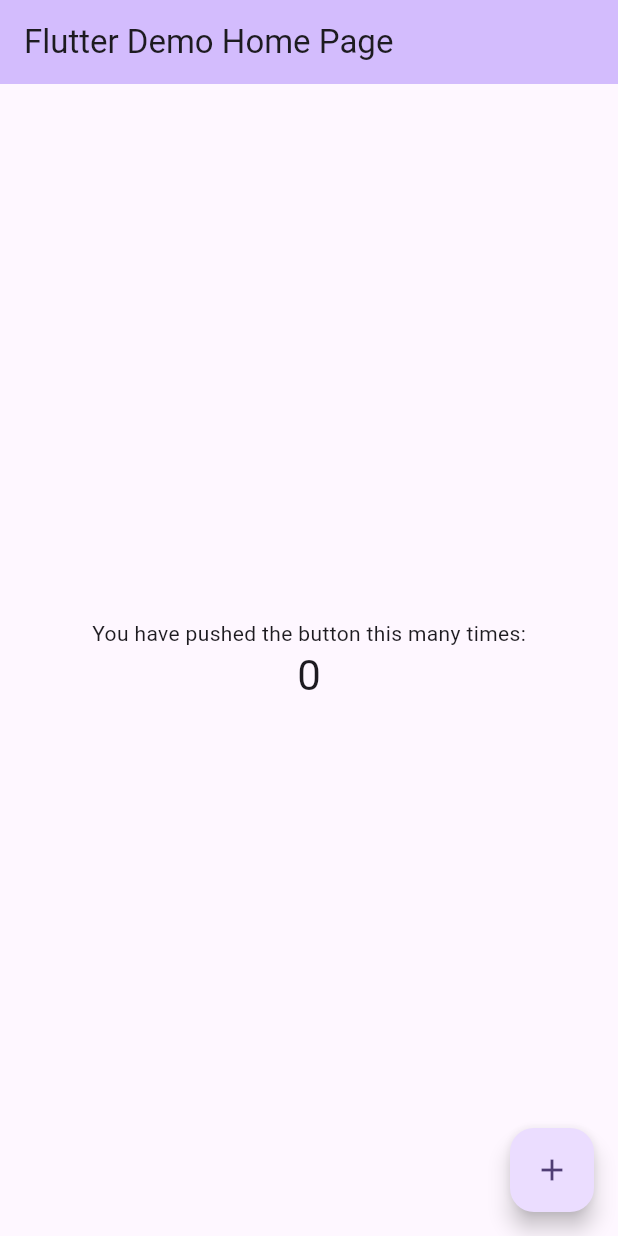
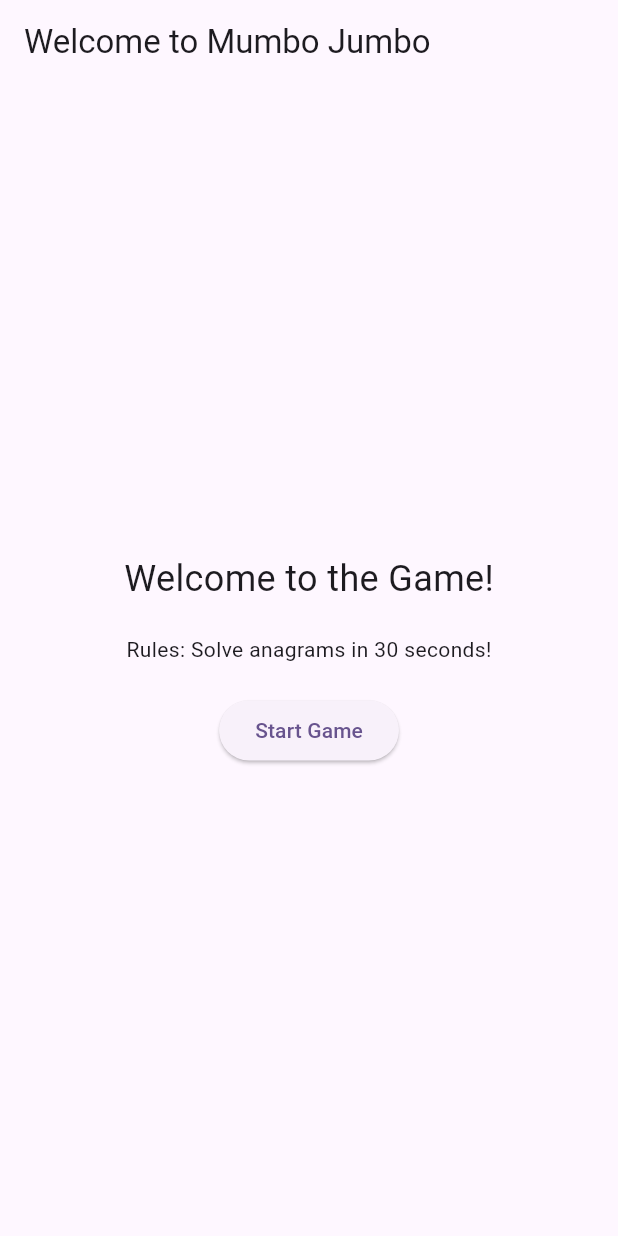
Before and after one commit to shetty456/mumbojumbo, a Flutter app: the screen it shows after launch, on a phone screen of 412 x 824 dp. Run offline on Flutter 3.47's test engine with Material 3 defaults, Android fonts, the phone set to English and light mode, and no system bars; our stand-ins replace go_router.

Commit message:
add dummy setup

```diff
--- a/lib/common/router.dart
+++ b/lib/common/router.dart
@@ -1,6 +1,25 @@
 import 'package:go_router/go_router.dart';
+import 'package:mumbojumbo/screens/gamezone_screen.dart';
+import 'package:mumbojumbo/screens/leaderboard_screen.dart';
+import 'package:mumbojumbo/screens/onboarding_screen.dart';
 
-final appRouter = GoRouter(initialLocation: '/', routes: []);
+final appRouter = GoRouter(
+  initialLocation: AppRoutePaths.onboarding,
+  routes: [
+    GoRoute(
+      path: AppRoutePaths.onboarding,
+      builder: (context, state) => OnboardingScreen(),
+    ),
+    GoRoute(
+      path: AppRoutePaths.leaderboard,
+      builder: (context, state) => LeaderboardScreen(),
+    ),
+    GoRoute(
+      path: AppRoutePaths.gamezone,
+      builder: (context, state) => GameZoneScreen(),
+    ),
+  ],
+);
 
 abstract class AppRoutePaths {
   static const onboarding = "/onboarding";
--- a/lib/main.dart
+++ b/lib/main.dart
@@ -1,4 +1,5 @@
 import 'package:flutter/material.dart';
+import 'package:mumbojumbo/common/router.dart';
 
 void main() {
   runApp(const MyApp());
@@ -10,116 +11,13 @@ class MyApp extends StatelessWidget {
   // This widget is the root of your application.
   @override
   Widget build(BuildContext context) {
-    return MaterialApp(
+    return MaterialApp.router(
       title: 'Flutter Demo',
       theme: ThemeData(
-        // This is the theme of your application.
-        //
-        // TRY THIS: Try running your application with "flutter run". You'll see
-        // the application has a purple toolbar. Then, without quitting the app,
-        // try changing the seedColor in the colorScheme below to Colors.green
-        // and then invoke "hot reload" (save your changes or press the "hot
-        // reload" button in a Flutter-supported IDE, or press "r" if you used
-        // the command line to start the app).
-        //
-        // Notice that the counter didn't reset back to zero; the application
-        // state is not lost during the reload. To reset the state, use hot
-        // restart instead.
-        //
-        // This works for code too, not just values: Most code changes can be
-        // tested with just a hot reload.
         colorScheme: ColorScheme.fromSeed(seedColor: Colors.deepPurple),
         useMaterial3: true,
       ),
-      home: const MyHomePage(title: 'Flutter Demo Home Page'),
+      routerConfig: appRouter,
     );
   }
 }
-
-class MyHomePage extends StatefulWidget {
-  const MyHomePage({super.key, required this.title});
-
-  // This widget is the home page of your application. It is stateful, meaning
-  // that it has a State object (defined below) that contains fields that affect
-  // how it looks.
-
-  // This class is the configuration for the state. It holds the values (in this
-  // case the title) provided by the parent (in this case the App widget) and
-  // used by the build method of the State. Fields in a Widget subclass are
-  // always marked "final".
-
-  final String title;
-
-  @override
-  State<MyHomePage> createState() => _MyHomePageState();
-}
-
-class _MyHomePageState extends State<MyHomePage> {
-  int _counter = 0;
-
-  void _incrementCounter() {
-    setState(() {
-      // This call to setState tells the Flutter framework that something has
-      // changed in this State, which causes it to rerun the build method below
-      // so that the display can reflect the updated values. If we changed
-      // _counter without calling setState(), then the build method would not be
-      // called again, and so nothing would appear to happen.
-      _counter++;
-    });
-  }
-
-  @override
-  Widget build(BuildContext context) {
-    // This method is rerun every time setState is called, for instance as done
-    // by the _incrementCounter method above.
-    //
-    // The Flutter framework has been optimized to make rerunning build methods
-    // fast, so that you can just rebuild anything that needs updating rather
-    // than having to individually change instances of widgets.
-    return Scaffold(
-      appBar: AppBar(
-        // TRY THIS: Try changing the color here to a specific color (to
-        // Colors.amber, perhaps?) and trigger a hot reload to see the AppBar
-        // change color while the other colors stay the same.
-        backgroundColor: Theme.of(context).colorScheme.inversePrimary,
-        // Here we take the value from the MyHomePage object that was created by
-        // the App.build method, and use it to set our appbar title.
-        title: Text(widget.title),
-      ),
-      body: Center(
-        // Center is a layout widget. It takes a single child and positions it
-        // in the middle of the parent.
-        child: Column(
-          // Column is also a layout widget. It takes a list of children and
-          // arranges them vertically. By default, it sizes itself to fit its
-          // children horizontally, and tries to be as tall as its parent.
-          //
-          // Column has various properties to control how it sizes itself and
-          // how it positions its children. Here we use mainAxisAlignment to
-          // center the children vertically; the main axis here is the vertical
-          // axis because Columns are vertical (the cross axis would be
-          // horizontal).
-          //
-          // TRY THIS: Invoke "debug painting" (choose the "Toggle Debug Paint"
-          // action in the IDE, or press "p" in the console), to see the
-          // wireframe for each widget.
-          mainAxisAlignment: MainAxisAlignment.center,
-          children: <Widget>[
-            const Text(
-              'You have pushed the button this many times:',
-            ),
-            Text(
-              '$_counter',
-              style: Theme.of(context).textTheme.headlineMedium,
-            ),
-          ],
-        ),
-      ),
-      floatingActionButton: FloatingActionButton(
-        onPressed: _incrementCounter,
-        tooltip: 'Increment',
-        child: const Icon(Icons.add),
-      ), // This trailing comma makes auto-formatting nicer for build methods.
-    );
-  }
-}
--- /dev/null
+++ b/lib/screens/onboarding_screen.dart
@@ -0,0 +1,27 @@
+import 'package:flutter/material.dart';
+import 'package:go_router/go_router.dart';
+import 'package:mumbojumbo/common/router.dart';
+
+class OnboardingScreen extends StatelessWidget {
+  @override
+  Widget build(BuildContext context) {
+    return Scaffold(
+      appBar: AppBar(title: Text('Welcome to Mumbo Jumbo')),
+      body: Center(
+        child: Column(
+          mainAxisAlignment: MainAxisAlignment.center,
+          children: [
+            Text('Welcome to the Game!', style: TextStyle(fontSize: 24)),
+            SizedBox(height: 20),
+            Text('Rules: Solve anagrams in 30 seconds!'),
+            SizedBox(height: 20),
+            ElevatedButton(
+              onPressed: () => context.go(AppRoutePaths.gamezone),
+              child: Text('Start Game'),
+            ),
+          ],
+        ),
+      ),
+    );
+  }
+}
```
Also changed, not shown: lib/screens/gamezone_screen.dart (added, +66 -0 lines), lib/screens/leaderboard_screen.dart (added, +39 -0 lines), lib/widgets/anagram_widget.dart (added, +18 -0 lines), lib/widgets/timer_widget.dart (added, +49 -0 lines).
